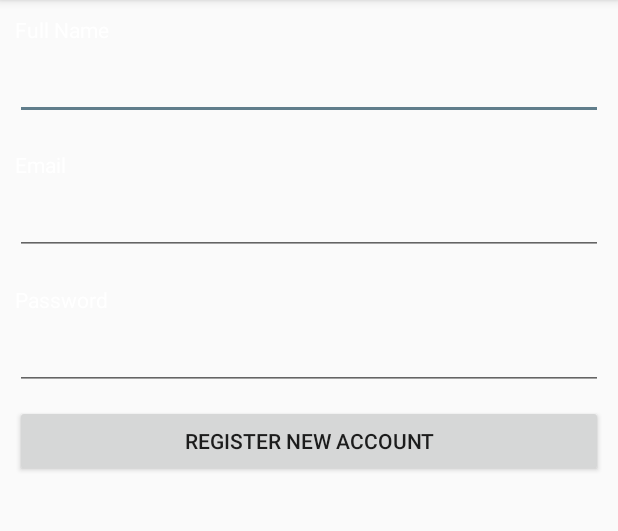
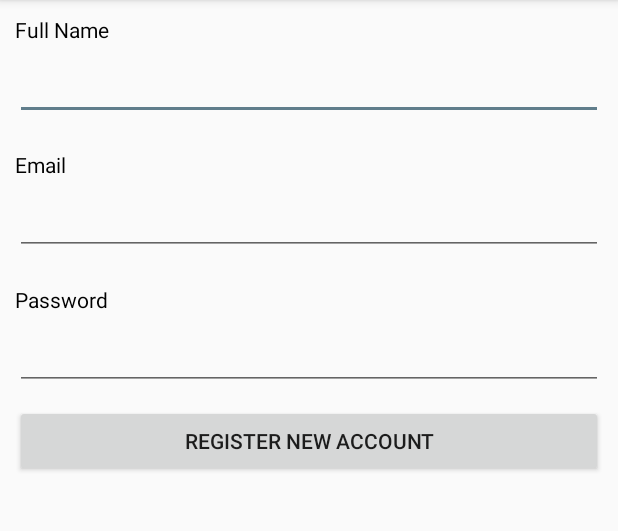
Before and after one commit to SergioGH14/MyTrack, an Android app: the RegistreActivity screen opened directly, with no data from a screen before it, on a phone screen of 412 x 824 dp, the part 84-615 px from its top. Run offline under Robolectric (Android 15) with nearby library versions, the phone set to English and light mode, and no system bars.

Commit message:
vista registro

```diff
--- a/app/src/main/res/layout/a_register.xml
+++ b/app/src/main/res/layout/a_register.xml
@@ -22,7 +22,7 @@
                 android:layout_width="fill_parent"
                 android:layout_height="wrap_content"
                 android:text="Full Name"
-                android:textColor="@color/colorIcons" />
+                android:textColor="@color/black" />
 
             <EditText
                 android:id="@+id/reg_fullname"
@@ -31,13 +31,13 @@
                 android:layout_marginBottom="20dip"
                 android:layout_marginTop="5dip"
                 android:singleLine="true"
-                android:textColor="@color/colorIcons" />
+                android:textColor="@color/black" />
             <!--  Email Label -->
             <TextView
                 android:layout_width="fill_parent"
                 android:layout_height="wrap_content"
                 android:text="Email"
-                android:textColor="@color/colorIcons" />
+                android:textColor="@color/black" />
 
             <EditText
                 android:id="@+id/reg_email"
@@ -46,13 +46,13 @@
                 android:layout_marginBottom="20dip"
                 android:layout_marginTop="5dip"
                 android:singleLine="true"
-                android:textColor="@color/colorIcons" />
+                android:textColor="@color/black" />
             <!-- Password Label -->
             <TextView
                 android:layout_width="fill_parent"
                 android:layout_height="wrap_content"
                 android:text="Password"
-                android:textColor="@color/colorIcons" />
+                android:textColor="@color/black" />
 
             <EditText
                 android:id="@+id/reg_password"
@@ -61,7 +61,7 @@
                 android:layout_marginTop="5dip"
                 android:password="true"
                 android:singleLine="true"
-                android:textColor="@color/colorIcons" />
+                android:textColor="@color/black" />
             <!-- Register Button -->
             <Button android:id="@+id/btnRegister"
                 android:layout_width="fill_parent"
```
